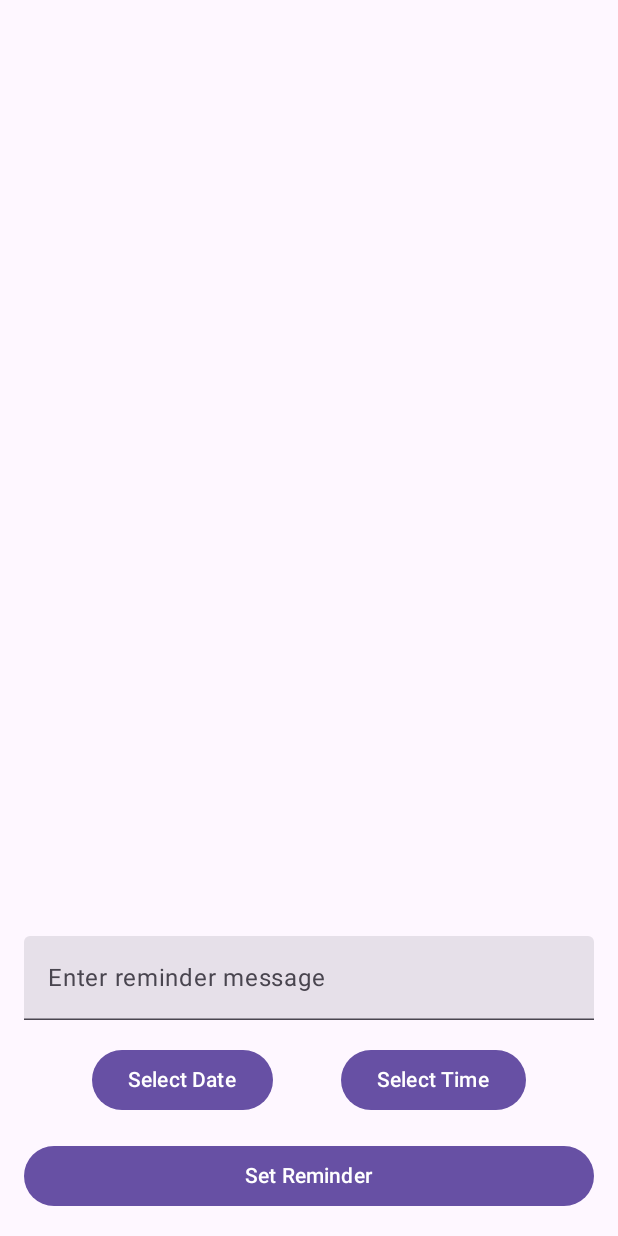
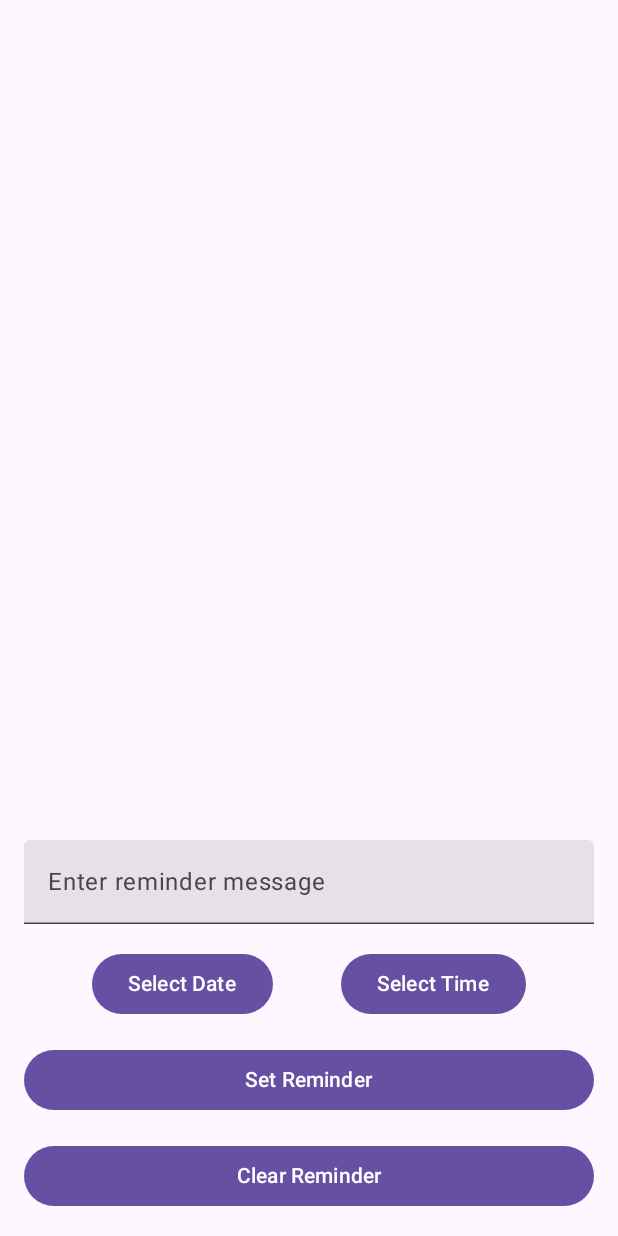
Before and after one commit to arien97/kay-reminder, an Android app built with Jetpack Compose: the screen it shows after launch (MainActivity), on a phone screen of 412 x 824 dp. Run offline under Robolectric (Android 15) with nearby library versions, the phone set to English and light mode, and no system bars.

Commit message:
added clear reminder button

```diff
--- a/app/src/main/java/com/example/hw3reminder/MainActivity.kt
+++ b/app/src/main/java/com/example/hw3reminder/MainActivity.kt
@@ -28,6 +28,7 @@ import androidx.compose.ui.platform.LocalContext
 import androidx.compose.ui.text.input.TextFieldValue
 import androidx.compose.ui.unit.dp
 import java.util.*
+
 
 class MainActivity : ComponentActivity() {
     override fun onCreate(savedInstanceState: Bundle?) {
@@ -159,6 +160,20 @@ fun ReminderApp() {
                 ) {
                     Text(text = "Set Reminder")
                 }
+                Spacer(modifier = Modifier.height(16.dp))
+
+                Button(
+                    onClick = {
+                        reminderMessage = TextFieldValue("")
+                        selectedDate = ""
+                        selectedTime = ""
+                        snackbarMessage = "Reminder has been cleared."
+                        showSnackbar = true
+                    },
+                    modifier = Modifier.fillMaxWidth()
+                ) {
+                    Text(text = "Clear Reminder")
+                }
             }
         }
     }
```
